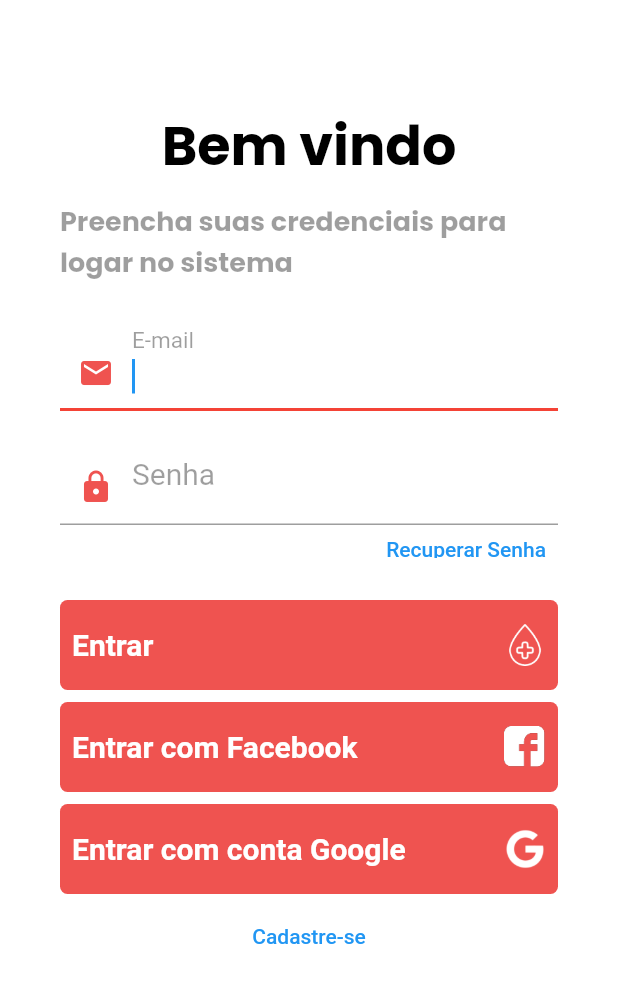
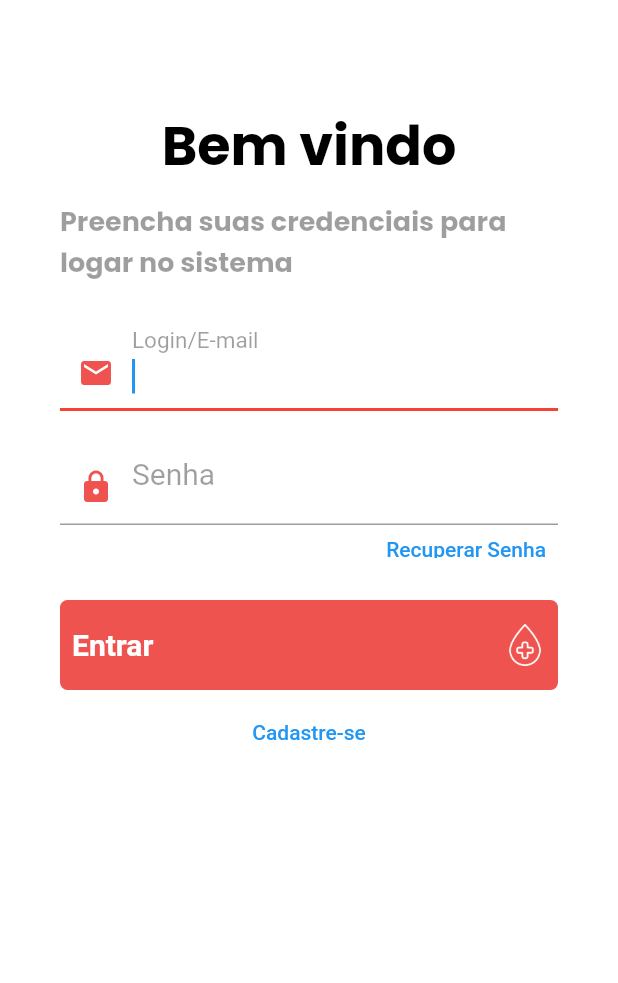
Before and after one commit to rafaelcorrea26/flutter-doa_sangue, a Flutter app: the screen it shows after launch, on a phone screen of 412 x 824 dp. Shown: the top 983 px of the screen. Run offline on Flutter 3.47's test engine with Material 2 defaults, Android fonts, the phone set to English and light mode, and no system bars; our stand-ins replace brasil_fields, cloud_firestore, image_cropper, image_picker, sqflite; accounts and stored records are empty.

Commit message:
correção inserções no banco e carregamento usuario, doador

```diff
--- a/lib/Connection/Connection.dart
+++ b/lib/Connection/Connection.dart
@@ -10,7 +10,7 @@ class Connection {
   static Future<Database> get() async {
     if (database == null) {
       var path = join(await getDatabasesPath(), dbName);
-      // deleteDatabase(path);
+      deleteDatabase(path);
       database = await openDatabase(
         path,
         version: 1,
--- a/lib/Connection/DAO/UsuarioDAO.dart
+++ b/lib/Connection/DAO/UsuarioDAO.dart
@@ -59,7 +59,7 @@ class UsuarioDAO {
     }
   }
 
-  static Future<bool> login(Usuario usuario) async {
+  static Future<bool> isloginValid(Usuario usuario) async {
     var _db = await Connection.get();
     List<Map> retorno = await _db.query('usuario',
         where: "(email = ? or login = ?)"
@@ -71,4 +71,17 @@ class UsuarioDAO {
       return false;
     }
   }
+
+  static Future<Usuario> login(Usuario usuario) async {
+    var _db = await Connection.get();
+    List<Map> retorno = await _db.query('usuario',
+        where: "(email = ? or login = ?)"
+            " AND senha = ? ",
+        whereArgs: [usuario.email, usuario.login, usuario.senha]);
+    if (retorno.isNotEmpty) {
+      return usuario.fromMap(retorno.first);
+    } else {
+      return null!;
+    }
+  }
 }
--- a/lib/Model/Doador.dart
+++ b/lib/Model/Doador.dart
@@ -9,6 +9,7 @@ class Doador {
   String rg = "";
   String celular = "";
   String tipo_sangue = "";
+  String tipo_usuario = "";
   String uf = "";
   String id_carteira_doador = "";
   String email_doador = "";
@@ -22,7 +23,6 @@ class Doador {
 
   Map<String, Object> toMap() {
     Map<String, Object> map = {
-      'id': id,
       'nome_completo': nome_completo,
       'nome_mae': nome_mae,
       'nome_pai': nome_pai,
@@ -32,6 +32,7 @@ class Doador {
       'rg': rg,
       'celular': celular,
       'tipo_sangue': tipo_sangue,
+      'tipo_usuario': tipo_usuario,
       'uf': uf,
       'id_carteira_doador': id_carteira_doador,
       'email_doador': email_doador,
@@ -58,6 +59,7 @@ class Doador {
     rg = map['rg'];
     celular = map['celular'];
     tipo_sangue = map['tipo_sangue'];
+    tipo_usuario = map['tipo_usuario'];
     uf = map['uf'];
     id_carteira_doador = map['id_carteira_doador'];
     email_doador = map['email_doador'];
@@ -80,6 +82,7 @@ class Doador {
         'rg: $rg,'
         'celular: $celular,'
         'tipo_sangue: $tipo_sangue,'
+        'tipo_usuario: $tipo_usuario,'
         'uf: $uf,'
         'id_carteira_doador: $id_carteira_doador,'
         'email_doador: $email_doador,'
--- a/lib/View/Login.CadastrarPage.dart
+++ b/lib/View/Login.CadastrarPage.dart
@@ -57,7 +57,8 @@ class _CadastroUsuarioPage extends State<CadastroUsuarioPage> {
       _emailController.text = _usuario.email;
       _senhaController.text = _usuario.senha;
       if (_usuario.imagem != '') {
-        setState(() => CaminhoImagem = _usuario.imagem);
+        final imageTemp = File(_usuario.imagem);
+        setState(() => _arquivo = imageTemp);
       }
     } else
       _usuario.id = 0;
@@ -71,7 +72,6 @@ class _CadastroUsuarioPage extends State<CadastroUsuarioPage> {
     _usuario.imagem = _verificarCaminhoImagem()!;
 
     if (_usuario.id < 1) {
-      _usuario.id = 1;
       UsuarioDAO.insert(_usuario);
     } else {
       UsuarioDAO.update(_usuario);
--- a/lib/View/LoginPage.dart
+++ b/lib/View/LoginPage.dart
@@ -3,8 +3,6 @@ import 'package:doa_sangue/Model/Usuario.dart';
 import 'package:flutter/material.dart';
 import 'package:flutter/services.dart';
 import 'Login.CadastrarPage.dart';
-import 'Login.FacebookPage.dart';
-import 'Login.GooglePage.dart';
 import 'PrincipalPage.dart';
 import 'package:doa_sangue/View/Login.ResetarPasswordPage.dart';
 
@@ -20,15 +18,16 @@ class LoginPage extends StatelessWidget {
 TextEditingController _emailControler = TextEditingController();
 TextEditingController _senhaControler = TextEditingController();
 
-Mensagem() {
-  return AlertDialog(
-    title: const Text('AlertDialog Title'),
-    content: SingleChildScrollView(
-      child: ListBody(children: const <Widget>[
-        Text('Usuário não encontrado!'),
-      ]),
-    ),
-  );
+void _Mensagem(BuildContext context) {
+  showDialog(
+      context: context,
+      builder: (context) => AlertDialog(
+          title: const Text('Houve algum Erro'),
+          content: SingleChildScrollView(
+            child: ListBody(children: const <Widget>[
+              Text('Usuário não encontrado!'),
+            ]),
+          )));
 }
 
 _entrarSistema(context) async {
@@ -36,15 +35,19 @@ _entrarSistema(context) async {
   _usuario.email = _emailControler.text;
   _usuario.login = _emailControler.text;
   _usuario.senha = _senhaControler.text;
-  if (await UsuarioDAO.login(_usuario)) {
+  if (await UsuarioDAO.isloginValid(_usuario)) {
+    _usuario.email = _emailControler.text;
+    _usuario.login = _emailControler.text;
+    _usuario.senha = _senhaControler.text;
+    await UsuarioDAO.login(_usuario);
     Navigator.push(
       context,
       MaterialPageRoute(
-        builder: (context) => const PrincipalPage(),
+        builder: (context) => PrincipalPage(_usuario),
       ),
     );
   } else {
-    Mensagem();
+    _Mensagem(context);
   }
 }
 
@@ -87,7 +90,7 @@ Widget corpo(context) {
                 color: Colors.red[400],
               ),
             ),
-            labelText: "E-mail",
+            labelText: "Login/E-mail",
             labelStyle: const TextStyle(
               color: Colors.black38,
               fontWeight: FontWeight.w400,
@@ -190,94 +193,6 @@ Widget corpo(context) {
         const SizedBox(
           height: 8,
         ),
-        Container(
-          height: 60,
-          alignment: Alignment.centerLeft,
-          decoration: const BoxDecoration(
-            color: Color(0XFFEF5350),
-            borderRadius: BorderRadius.all(
-              Radius.circular(5),
-            ),
-          ),
-          child: SizedBox.expand(
-            child: TextButton(
-              child: Row(
-                mainAxisAlignment: MainAxisAlignment.spaceBetween,
-                children: <Widget>[
-                  const Text(
-                    "Entrar com Facebook",
-                    style: TextStyle(
-                      fontWeight: FontWeight.bold,
-                      color: Colors.white,
-                      fontSize: 20,
-                    ),
-                    textAlign: TextAlign.left,
-                  ),
-                  SizedBox(
-                    child: Image.asset("assets/icons/facebook-icon.png"),
-                    height: 28,
-                    width: 28,
-                  )
-                ],
-              ),
-              onPressed: () {
-                Navigator.push(
-                  context,
-                  MaterialPageRoute(
-                    builder: (context) => const FacebookPage(),
-                  ),
-                );
-              },
-            ),
-          ),
-        ),
-        const SizedBox(
-          height: 8,
-        ),
-        Container(
-          height: 60,
-          alignment: Alignment.centerLeft,
-          decoration: const BoxDecoration(
-            color: Color(0XFFEF5350),
-            borderRadius: BorderRadius.all(
-              Radius.circular(5),
-            ),
-          ),
-          child: SizedBox.expand(
-            child: TextButton(
-              child: Row(
-                mainAxisAlignment: MainAxisAlignment.spaceBetween,
-                children: <Widget>[
-                  const Text(
-                    "Entrar com conta Google",
-                    style: TextStyle(
-                      fontWeight: FontWeight.bold,
-                      color: Colors.white,
-                      fontSize: 20,
-                    ),
-                    textAlign: TextAlign.left,
-                  ),
-                  SizedBox(
-                    child: Image.asset("assets/icons/google-icon.png"),
-                    height: 28,
-                    width: 28,
-                  )
-                ],
-              ),
-              onPressed: () {
-                Navigator.push(
-                  context,
-                  MaterialPageRoute(
-                    builder: (context) => const GooglePage(),
-                  ),
-                );
-              },
-            ),
-          ),
-        ),
-        const SizedBox(
-          height: 8,
-        ),
         SizedBox(
           height: 40,
           child: TextButton(
```
Also changed, not shown: lib/Connection/DAO/DoadorDAO.dart (+21 -16 lines), lib/Connection/Scripts.dart (+4 -3 lines), lib/Model/Usuario.dart (+9 -10 lines), lib/View/DoadorPage.dart (+43 -35 lines), lib/View/Login.FacebookPage.dart (deleted, +0 -33 lines), lib/View/Login.GooglePage.dart (deleted, +0 -33 lines), lib/View/PrincipalPage.dart (+33 -7 lines).
